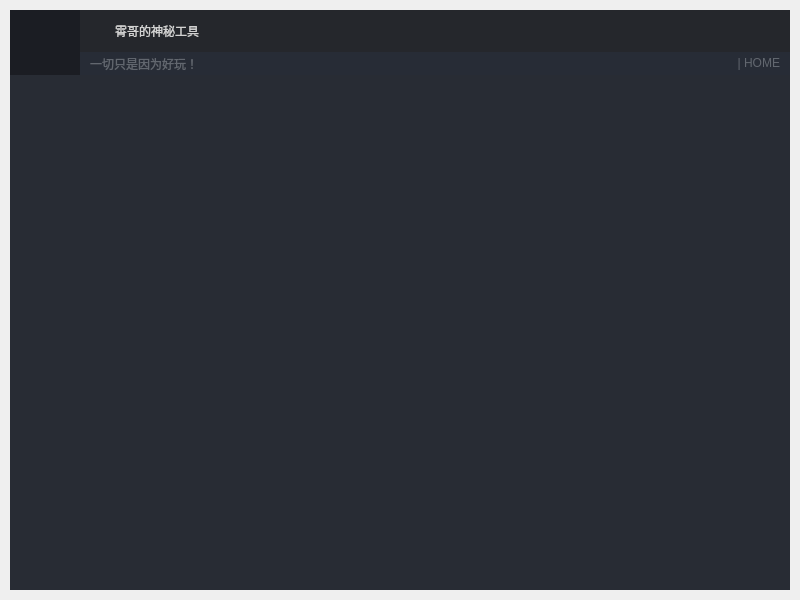
The window that DX_UDP/ui_dx_new.ui (dingxiao88/PyQt5_Demo) describes before a commit, drawn with Qt 5.
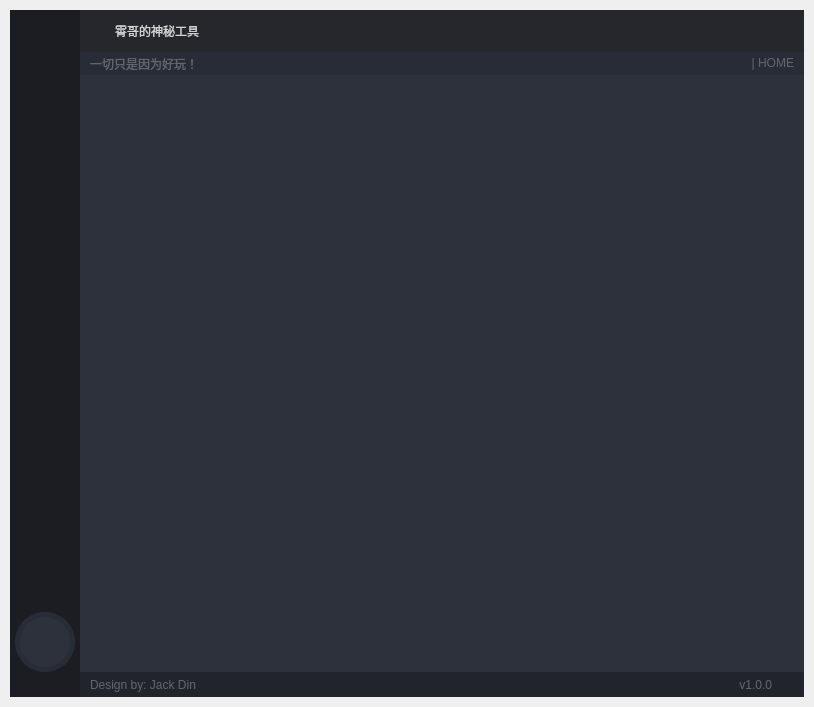
The same window after the commit. Icons and pictures are not drawn.

Diff of the .ui file:
```diff
--- a/DX_UDP/ui_dx_new.ui
+++ b/DX_UDP/ui_dx_new.ui
@@ -6,8 +6,8 @@
    <rect>
     <x>0</x>
     <y>0</y>
-    <width>800</width>
-    <height>600</height>
+    <width>814</width>
+    <height>707</height>
    </rect>
   </property>
   <property name="windowTitle">
@@ -565,6 +565,330 @@
           <property name="bottomMargin">
            <number>0</number>
           </property>
+          <item>
+           <widget class="QFrame" name="frame_left_menu">
+            <property name="minimumSize">
+             <size>
+              <width>70</width>
+              <height>0</height>
+             </size>
+            </property>
+            <property name="maximumSize">
+             <size>
+              <width>70</width>
+              <height>16777215</height>
+             </size>
+            </property>
+            <property name="styleSheet">
+             <string notr="true">background-color: rgb(27, 29, 35);</string>
+            </property>
+            <property name="frameShape">
+             <enum>QFrame::NoFrame</enum>
+            </property>
+            <property name="frameShadow">
+             <enum>QFrame::Raised</enum>
+            </property>
+            <layout class="QVBoxLayout" name="verticalLayout_4" stretch="0,0">
+             <property name="spacing">
+              <number>1</number>
+             </property>
+             <property name="leftMargin">
+              <number>0</number>
+             </property>
+             <property name="topMargin">
+              <number>0</number>
+             </property>
+             <property name="rightMargin">
+              <number>0</number>
+             </property>
+             <property name="bottomMargin">
+              <number>0</number>
+             </property>
+             <item>
+              <widget class="QFrame" name="frame_menus">
+               <property name="frameShape">
+                <enum>QFrame::NoFrame</enum>
+               </property>
+               <property name="frameShadow">
+                <enum>QFrame::Raised</enum>
+               </property>
+               <layout class="QVBoxLayout" name="verticalLayout_8">
+                <property name="spacing">
+                 <number>0</number>
+                </property>
+                <property name="leftMargin">
+                 <number>0</number>
+                </property>
+                <property name="topMargin">
+                 <number>0</number>
+                </property>
+                <property name="rightMargin">
+                 <number>0</number>
+                </property>
+                <property name="bottomMargin">
+                 <number>0</number>
+                </property>
+               </layout>
+              </widget>
+             </item>
+             <item>
+              <widget class="QFrame" name="frame_extra_menus">
+               <property name="maximumSize">
+                <size>
+                 <width>16777215</width>
+                 <height>85</height>
+                </size>
+               </property>
+               <property name="frameShape">
+                <enum>QFrame::NoFrame</enum>
+               </property>
+               <property name="frameShadow">
+                <enum>QFrame::Raised</enum>
+               </property>
+               <layout class="QHBoxLayout" name="horizontalLayout_9">
+                <property name="spacing">
+                 <number>10</number>
+                </property>
+                <property name="leftMargin">
+                 <number>0</number>
+                </property>
+                <property name="topMargin">
+                 <number>0</number>
+                </property>
+                <property name="rightMargin">
+                 <number>0</number>
+                </property>
+                <property name="bottomMargin">
+                 <number>25</number>
+                </property>
+                <item>
+                 <widget class="QLabel" name="label_user_icon">
+                  <property name="sizePolicy">
+                   <sizepolicy hsizetype="Maximum" vsizetype="Maximum">
+                    <horstretch>0</horstretch>
+                    <verstretch>0</verstretch>
+                   </sizepolicy>
+                  </property>
+                  <property name="minimumSize">
+                   <size>
+                    <width>60</width>
+                    <height>60</height>
+                   </size>
+                  </property>
+                  <property name="maximumSize">
+                   <size>
+                    <width>60</width>
+                    <height>60</height>
+                   </size>
+                  </property>
+                  <property name="styleSheet">
+                   <string notr="true">QLabel {
+	border-radius: 30px;
+	background-color: rgb(44, 49, 60);
+	border: 5px solid rgb(39, 44, 54);
+	background-position: center;
+	background-repeat: no-repeat;
+	background-image: url(:/images/images/me.png);
+}</string>
+                  </property>
+                  <property name="text">
+                   <string/>
+                  </property>
+                  <property name="alignment">
+                   <set>Qt::AlignCenter</set>
+                  </property>
+                 </widget>
+                </item>
+               </layout>
+              </widget>
+             </item>
+            </layout>
+           </widget>
+          </item>
+          <item>
+           <widget class="QFrame" name="frame_content_right">
+            <property name="styleSheet">
+             <string notr="true">background-color: rgb(44, 49, 60);</string>
+            </property>
+            <property name="frameShape">
+             <enum>QFrame::NoFrame</enum>
+            </property>
+            <property name="frameShadow">
+             <enum>QFrame::Raised</enum>
+            </property>
+            <layout class="QVBoxLayout" name="verticalLayout_6">
+             <property name="spacing">
+              <number>0</number>
+             </property>
+             <property name="leftMargin">
+              <number>0</number>
+             </property>
+             <property name="topMargin">
+              <number>0</number>
+             </property>
+             <property name="rightMargin">
+              <number>0</number>
+             </property>
+             <property name="bottomMargin">
+              <number>0</number>
+             </property>
+             <item>
+              <widget class="QFrame" name="frame_content">
+               <property name="maximumSize">
+                <size>
+                 <width>16777215</width>
+                 <height>16777215</height>
+                </size>
+               </property>
+               <property name="frameShape">
+                <enum>QFrame::NoFrame</enum>
+               </property>
+               <property name="frameShadow">
+                <enum>QFrame::Raised</enum>
+               </property>
+               <layout class="QVBoxLayout" name="verticalLayout_7">
+                <property name="spacing">
+                 <number>0</number>
+                </property>
+                <property name="leftMargin">
+                 <number>5</number>
+                </property>
+                <property name="topMargin">
+                 <number>5</number>
+                </property>
+                <property name="rightMargin">
+                 <number>5</number>
+                </property>
+                <property name="bottomMargin">
+                 <number>5</number>
+                </property>
+               </layout>
+              </widget>
+             </item>
+             <item>
+              <widget class="QFrame" name="frame_grip">
+               <property name="maximumSize">
+                <size>
+                 <width>16777215</width>
+                 <height>25</height>
+                </size>
+               </property>
+               <property name="styleSheet">
+                <string notr="true">background-color: rgb(33, 37, 43);</string>
+               </property>
+               <property name="frameShape">
+                <enum>QFrame::NoFrame</enum>
+               </property>
+               <property name="frameShadow">
+                <enum>QFrame::Raised</enum>
+               </property>
+               <layout class="QHBoxLayout" name="horizontalLayout_7">
+                <property name="spacing">
+                 <number>0</number>
+                </property>
+                <property name="leftMargin">
+                 <number>0</number>
+                </property>
+                <property name="topMargin">
+                 <number>0</number>
+                </property>
+                <property name="rightMargin">
+                 <number>2</number>
+                </property>
+                <property name="bottomMargin">
+                 <number>0</number>
+                </property>
+                <item>
+                 <widget class="QFrame" name="frame_label_bottom">
+                  <property name="frameShape">
+                   <enum>QFrame::NoFrame</enum>
+                  </property>
+                  <property name="frameShadow">
+                   <enum>QFrame::Raised</enum>
+                  </property>
+                  <layout class="QHBoxLayout" name="horizontalLayout_8">
+                   <property name="spacing">
+                    <number>0</number>
+                   </property>
+                   <property name="leftMargin">
+                    <number>10</number>
+                   </property>
+                   <property name="topMargin">
+                    <number>0</number>
+                   </property>
+                   <property name="rightMargin">
+                    <number>10</number>
+                   </property>
+                   <property name="bottomMargin">
+                    <number>0</number>
+                   </property>
+                   <item>
+                    <widget class="QLabel" name="label_credits">
+                     <property name="maximumSize">
+                      <size>
+                       <width>16777215</width>
+                       <height>16777215</height>
+                      </size>
+                     </property>
+                     <property name="styleSheet">
+                      <string notr="true">color: rgb(98, 103, 111);</string>
+                     </property>
+                     <property name="text">
+                      <string>Design by: Jack Din</string>
+                     </property>
+                    </widget>
+                   </item>
+                   <item>
+                    <widget class="QLabel" name="label_version">
+                     <property name="maximumSize">
+                      <size>
+                       <width>100</width>
+                       <height>16777215</height>
+                      </size>
+                     </property>
+                     <property name="styleSheet">
+                      <string notr="true">color: rgb(98, 103, 111);</string>
+                     </property>
+                     <property name="text">
+                      <string>v1.0.0</string>
+                     </property>
+                     <property name="alignment">
+                      <set>Qt::AlignRight|Qt::AlignTrailing|Qt::AlignVCenter</set>
+                     </property>
+                    </widget>
+                   </item>
+                  </layout>
+                 </widget>
+                </item>
+                <item>
+                 <widget class="QFrame" name="frame_size_grip">
+                  <property name="maximumSize">
+                   <size>
+                    <width>20</width>
+                    <height>20</height>
+                   </size>
+                  </property>
+                  <property name="styleSheet">
+                   <string notr="true">QSizeGrip {
+	background-image: url(:/images_icons_20/images/icons/20x20/cil-menu.png);
+	background-position: center;
+	background-repeat: no-reperat;
+}</string>
+                  </property>
+                  <property name="frameShape">
+                   <enum>QFrame::NoFrame</enum>
+                  </property>
+                  <property name="frameShadow">
+                   <enum>QFrame::Raised</enum>
+                  </property>
+                 </widget>
+                </item>
+               </layout>
+              </widget>
+             </item>
+            </layout>
+           </widget>
+          </item>
          </layout>
         </widget>
        </item>
```
